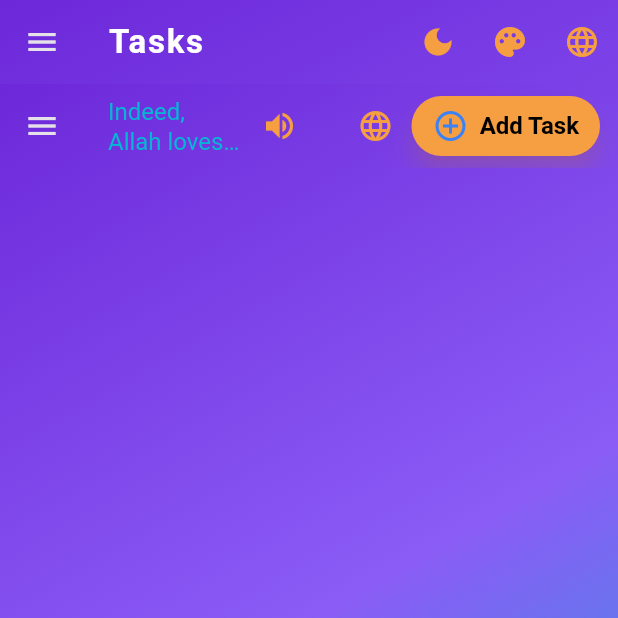
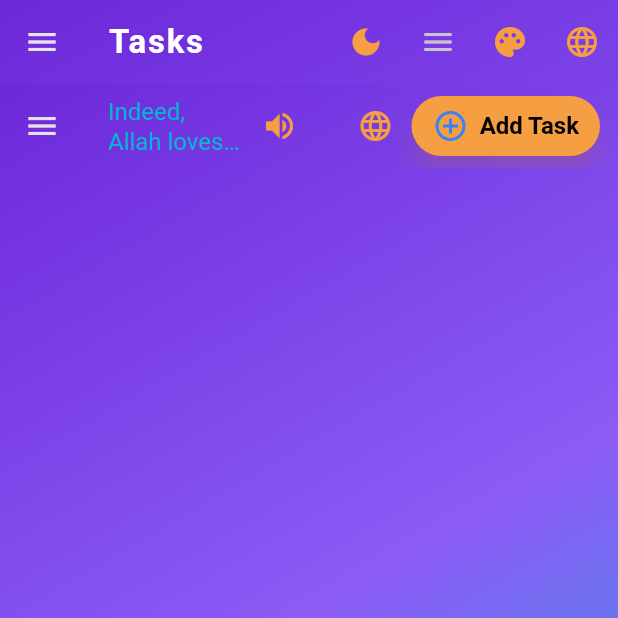
Before and after one commit to radwanromy/Risei--v1, a Flutter app: the screen it shows after launch, on a phone screen of 412 x 824 dp, the top half of it. Run offline on Flutter 3.47's test engine with Material 3 defaults, Android fonts, the phone set to English and light mode, and no system bars; our stand-ins replace audioplayers, file_picker, flutter_local_notifications, flutter_tts, open_file, share_plus and 3 more; missing offline and left inert: flutter_vibrate, health, translator; Roboto replaces fonts that are missing (Nunito).

Commit message:
Set menu position flexible

```diff
--- a/lib/main_navigation.dart
+++ b/lib/main_navigation.dart
@@ -7,6 +7,7 @@ import 'screens/tasks_screen.dart';
 import 'screens/sleep_sounds_screen.dart';
 import 'screens/text_to_speech_screen.dart';
 import 'screens/learning_screen.dart';
+import 'package:shared_preferences/shared_preferences.dart';
 
 // Supported locales
 const List<Locale> supportedLocales = [
@@ -153,8 +154,8 @@ const Map<String, String> languageNames = {
   'zh': '中文',
 };
 
-String getLocaleCode(Locale locale) =>
-    locale.languageCode.toLowerCase();
+
+String getLocaleCode(Locale locale) => locale.languageCode.toLowerCase();
 
 String t(Locale locale, String key) {
   final langCode = getLocaleCode(locale);
@@ -162,6 +163,16 @@ String t(Locale locale, String key) {
       localizedMenu['en']![key] ??
       key;
 }
+
+class MenuEntry {
+  final String key;
+  final IconData icon;
+  final Widget Function() screenBuilder;
+  MenuEntry({required this.key, required this.icon, required this.screenBuilder});
+}
+
+// For saving/loading order
+const String _menuOrderPrefsKey = 'main_menu_order_v1';
 
 class MainNavigation extends StatefulWidget {
   final ThemeMode themeMode;
@@ -191,13 +202,15 @@ class MainNavigation extends StatefulWidget {
 
 class _MainNavigationState extends State<MainNavigation> {
   int _currentIndex = 0;
-  late List<Widget> _screens;
+  late List<MenuEntry> _menuEntries;
+  bool _loadingMenuOrder = true;
 
-  @override
-  void initState() {
-    super.initState();
-    _screens = [
-      TasksScreen(
+  // Default order
+  List<MenuEntry> _defaultMenuEntries() => [
+        MenuEntry(
+          key: 'tasks',
+          icon: Icons.task,
+          screenBuilder: () => TasksScreen(
             themeMode: widget.themeMode,
             onThemeModeChanged: widget.onThemeModeChanged,
             primarySwatch: widget.primarySwatch,
@@ -206,35 +219,144 @@ class _MainNavigationState extends State<MainNavigation> {
             onLocaleChanged: widget.onLocaleChanged,
             riseiTheme: widget.riseiTheme,
           ),
-      LearningScreen(riseiTheme: widget.riseiTheme), // Pass riseiTheme here!
-      const WellbeingScreen(),
-      const JokeScreen(),
-      SleepSoundsScreen(riseiTheme: widget.riseiTheme, locale: widget.locale),
-      TextToSpeechScreen(riseiTheme: widget.riseiTheme, locale: widget.locale),
+        ),
+        MenuEntry(
+          key: 'learning',
+          icon: Icons.school,
+          screenBuilder: () => LearningScreen(riseiTheme: widget.riseiTheme),
+        ),
+        MenuEntry(
+          key: 'wellbeing',
+          icon: Icons.self_improvement,
+          screenBuilder: () => const WellbeingScreen(),
+        ),
+        MenuEntry(
+          key: 'jokes',
+          icon: Icons.emoji_emotions,
+          screenBuilder: () => const JokeScreen(),
+        ),
+        MenuEntry(
+          key: 'sleep',
+          icon: Icons.music_note,
+          screenBuilder: () => SleepSoundsScreen(
+            riseiTheme: widget.riseiTheme,
+            locale: widget.locale,
+          ),
+        ),
+        MenuEntry(
+          key: 'tts',
+          icon: Icons.record_voice_over,
+          screenBuilder: () => TextToSpeechScreen(
+            riseiTheme: widget.riseiTheme,
+            locale: widget.locale,
+          ),
+        ),
       ];
+
+  // For menu key lookup
+  late Map<String, MenuEntry> _entryMap;
+
+  @override
+  void initState() {
+    super.initState();
+    final defaultEntries = _defaultMenuEntries();
+    _entryMap = {for (var entry in defaultEntries) entry.key: entry};
+    _menuEntries = defaultEntries;
+    _loadMenuOrder();
   }
 
-  @override
-  void didUpdateWidget(covariant MainNavigation oldWidget) {
-    super.didUpdateWidget(oldWidget);
-    _screens[0] = TasksScreen(
-      themeMode: widget.themeMode,
-      onThemeModeChanged: widget.onThemeModeChanged,
-      primarySwatch: widget.primarySwatch,
-      onSwatchChanged: widget.onSwatchChanged,
-      locale: widget.locale,
-      onLocaleChanged: widget.onLocaleChanged,
-      riseiTheme: widget.riseiTheme,
+  void _loadMenuOrder() async {
+    final prefs = await SharedPreferences.getInstance();
+    final savedOrder = prefs.getStringList(_menuOrderPrefsKey);
+    if (savedOrder != null && savedOrder.isNotEmpty) {
+      // Only keep entries that are present in the current version
+      final entries = [
+        for (final key in savedOrder)
+          if (_entryMap.containsKey(key)) _entryMap[key]!
+      ];
+      // Add any missing new entries at the end
+      final missing = _entryMap.keys.where((k) => !savedOrder.contains(k));
+      for (final k in missing) {
+        entries.add(_entryMap[k]!);
+      }
+      setState(() {
+        _menuEntries = entries;
+        _loadingMenuOrder = false;
+      });
+    } else {
+      setState(() {
+        _menuEntries = _defaultMenuEntries();
+        _loadingMenuOrder = false;
+      });
+    }
+  }
+
+  // Save order to prefs
+  void _saveMenuOrder() async {
+    final prefs = await SharedPreferences.getInstance();
+    await prefs.setStringList(
+        _menuOrderPrefsKey, _menuEntries.map((e) => e.key).toList());
+  }
+
+  void _showReorderMenuDialog() async {
+    List<MenuEntry> tempOrder = List.from(_menuEntries);
+
+    await showDialog(
+      context: context,
+      builder: (context) => AlertDialog(
+        title: const Text('Reorder Menu'),
+        content: SizedBox(
+          width: double.maxFinite,
+          height: 400,
+          child: ReorderableListView(
+            onReorder: (oldIndex, newIndex) {
+              if (newIndex > oldIndex) newIndex -= 1;
+              final item = tempOrder.removeAt(oldIndex);
+              tempOrder.insert(newIndex, item);
+            },
+            children: [
+              for (final entry in tempOrder)
+                ListTile(
+                  key: ValueKey(entry.key),
+                  leading: Icon(entry.icon),
+                  title: Text(t(widget.locale, entry.key)),
+                  trailing: const Icon(Icons.drag_handle),
+                ),
+            ],
+          ),
+        ),
+        actions: [
+          TextButton(
+            onPressed: () {
+              Navigator.pop(context); // cancel
+            },
+            child: const Text('Cancel'),
+          ),
+          ElevatedButton(
+            onPressed: () {
+              setState(() {
+                _menuEntries = List.from(tempOrder);
+                if (_currentIndex >= _menuEntries.length) _currentIndex = 0;
+              });
+              _saveMenuOrder();
+              Navigator.pop(context);
+            },
+            child: const Text('Save'),
+          ),
+        ],
+      ),
     );
-    _screens[1] = LearningScreen(riseiTheme: widget.riseiTheme); // update here too!
-    _screens[4] = SleepSoundsScreen(riseiTheme: widget.riseiTheme, locale: widget.locale);
-    _screens[5] = TextToSpeechScreen(riseiTheme: widget.riseiTheme, locale: widget.locale);
   }
 
   @override
   Widget build(BuildContext context) {
     final theme = widget.riseiTheme;
     final locale = widget.locale;
+    if (_loadingMenuOrder) {
+      return const Center(child: CircularProgressIndicator());
+    }
+
+    final currentMenu = _menuEntries[_currentIndex];
 
     return Container(
       decoration: BoxDecoration(
@@ -244,14 +366,7 @@ class _MainNavigationState extends State<MainNavigation> {
         backgroundColor: Colors.transparent,
         appBar: AppBar(
           title: Text(
-            [
-              t(locale, 'tasks'),
-              t(locale, 'learning'),
-              t(locale, 'wellbeing'),
-              t(locale, 'jokes'),
-              t(locale, 'sleep'),
-              t(locale, 'tts'),
-            ][_currentIndex],
+            t(locale, currentMenu.key),
             style: TextStyle(
               color: theme.textWhite,
               fontWeight: FontWeight.bold,
@@ -273,6 +388,11 @@ class _MainNavigationState extends State<MainNavigation> {
                   widget.themeMode == ThemeMode.dark ? ThemeMode.light : ThemeMode.dark,
                 );
               },
+            ),
+            IconButton(
+              icon: const Icon(Icons.menu),
+              tooltip: 'Reorder Menu',
+              onPressed: _showReorderMenuDialog,
             ),
             PopupMenuButton<RiseiTheme>(
               icon: Icon(Icons.palette, color: theme.accentYellow),
@@ -329,68 +449,24 @@ class _MainNavigationState extends State<MainNavigation> {
             children: [
               DrawerHeader(
                 child: Text(
-                  t(locale, 'tasks'),
+                  t(locale, _menuEntries[0].key),
                   style: const TextStyle(fontWeight: FontWeight.bold, fontSize: 20),
                 ),
               ),
+              for (int i = 0; i < _menuEntries.length; i++)
                 ListTile(
-                leading: const Icon(Icons.task),
-                title: Text(t(locale, 'tasks')),
-                selected: _currentIndex == 0,
+                  leading: Icon(_menuEntries[i].icon),
+                  title: Text(t(locale, _menuEntries[i].key)),
+                  selected: _currentIndex == i,
                   onTap: () {
-                  setState(() => _currentIndex = 0);
-                  Navigator.pop(context);
-                },
-              ),
-              ListTile(
-                leading: const Icon(Icons.school),
-                title: Text(t(locale, 'learning')),
-                selected: _currentIndex == 1,
-                onTap: () {
-                  setState(() => _currentIndex = 1);
-                  Navigator.pop(context);
-                },
-              ),
-              ListTile(
-                leading: const Icon(Icons.self_improvement),
-                title: Text(t(locale, 'wellbeing')),
-                selected: _currentIndex == 2,
-                onTap: () {
-                  setState(() => _currentIndex = 2);
-                  Navigator.pop(context);
-                },
-              ),
-              ListTile(
-                leading: const Icon(Icons.emoji_emotions),
-                title: Text(t(locale, 'jokes')),
-                selected: _currentIndex == 3,
-                onTap: () {
-                  setState(() => _currentIndex = 3);
-                  Navigator.pop(context);
-                },
-              ),
-              ListTile(
-                leading: const Icon(Icons.music_note),
-                title: Text(t(locale, 'sleep')),
-                selected: _currentIndex == 4,
-                onTap: () {
-                  setState(() => _currentIndex = 4);
-                  Navigator.pop(context);
-                },
-              ),
-              ListTile(
-                leading: const Icon(Icons.record_voice_over),
-                title: Text(t(locale, 'tts')), // Text to Speech, localized
-                selected: _currentIndex == 5,
-                onTap: () {
-                  setState(() => _currentIndex = 5);
+                    setState(() => _currentIndex = i);
                     Navigator.pop(context);
                   },
                 ),
             ],
           ),
         ),
-        body: _screens[_currentIndex],
+        body: _menuEntries[_currentIndex].screenBuilder(),
         bottomNavigationBar: BottomNavigationBar(
           backgroundColor: Colors.transparent,
           selectedItemColor: theme.accentYellow,
@@ -401,14 +477,12 @@ class _MainNavigationState extends State<MainNavigation> {
               _currentIndex = index;
             });
           },
-          items: [
-            BottomNavigationBarItem(icon: const Icon(Icons.task), label: t(locale, 'tasks')),
-            BottomNavigationBarItem(icon: const Icon(Icons.school), label: t(locale, 'learning')),
-            BottomNavigationBarItem(icon: const Icon(Icons.self_improvement), label: t(locale, 'wellbeing')),
-            BottomNavigationBarItem(icon: const Icon(Icons.emoji_emotions), label: t(locale, 'jokes')),
-            BottomNavigationBarItem(icon: const Icon(Icons.music_note), label: t(locale, 'sleep')),
-            BottomNavigationBarItem(icon: const Icon(Icons.record_voice_over), label: t(locale, 'tts')),
-          ],
+          items: _menuEntries
+              .map((entry) => BottomNavigationBarItem(
+                    icon: Icon(entry.icon),
+                    label: t(locale, entry.key),
+                  ))
+              .toList(),
           type: BottomNavigationBarType.fixed,
         ),
       ),
```
Lines whose indentation alone changed are shown as unchanged.
